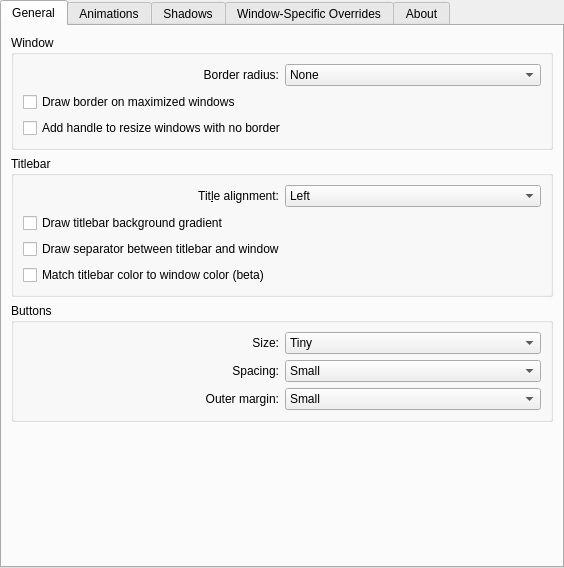
Old version of the form kdecoration/config/ui/breezewayconfigurationui.ui in the repository richard-kung/breezeway.
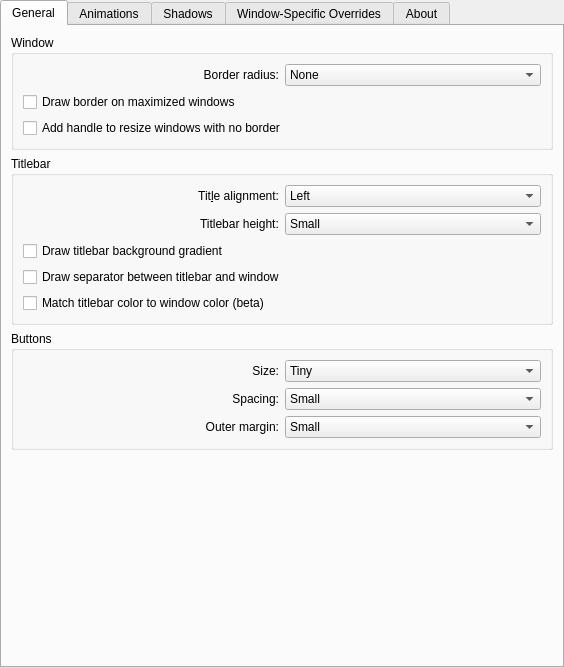
New version of the form. Custom widgets are drawn as their Qt base class.

Commit message: connected all UI settings to actual functions

Patch:
```diff
--- a/kdecoration/config/ui/breezewayconfigurationui.ui
+++ b/kdecoration/config/ui/breezewayconfigurationui.ui
@@ -7,7 +7,7 @@
     <x>0</x>
     <y>0</y>
     <width>564</width>
-    <height>568</height>
+    <height>668</height>
    </rect>
   </property>
   <property name="sizePolicy">
@@ -133,14 +133,44 @@
           <string>Titlebar</string>
          </property>
          <layout class="QGridLayout" name="gridLayout_4">
-          <item row="8" column="0">
+          <item row="10" column="0">
            <widget class="QCheckBox" name="drawBackgroundGradient">
             <property name="text">
              <string>Draw titlebar background gradient</string>
             </property>
            </widget>
           </item>
-          <item row="10" column="0">
+          <item row="8" column="0">
+           <layout class="QHBoxLayout" name="horizontalLayout">
+            <item alignment="Qt::AlignRight">
+             <widget class="QLabel" name="labelTitleBarHeight">
+              <property name="text">
+               <string>Titlebar height:</string>
+              </property>
+             </widget>
+            </item>
+            <item>
+             <widget class="QComboBox" name="titleBarHeight">
+              <item>
+               <property name="text">
+                <string>Small</string>
+               </property>
+              </item>
+              <item>
+               <property name="text">
+                <string>Regular</string>
+               </property>
+              </item>
+              <item>
+               <property name="text">
+                <string>Extended</string>
+               </property>
+              </item>
+             </widget>
+            </item>
+           </layout>
+          </item>
+          <item row="12" column="0">
            <widget class="QCheckBox" name="drawTitleBarSeparator">
             <property name="text">
              <string>Draw separator between titlebar and window</string>
@@ -200,7 +230,7 @@
             </item>
            </layout>
           </item>
-          <item row="11" column="0">
+          <item row="13" column="0">
            <widget class="QCheckBox" name="matchTitleBarColor">
             <property name="sizePolicy">
              <sizepolicy hsizetype="Minimum" vsizetype="Maximum">
```
The commit also changes 5 other files.
